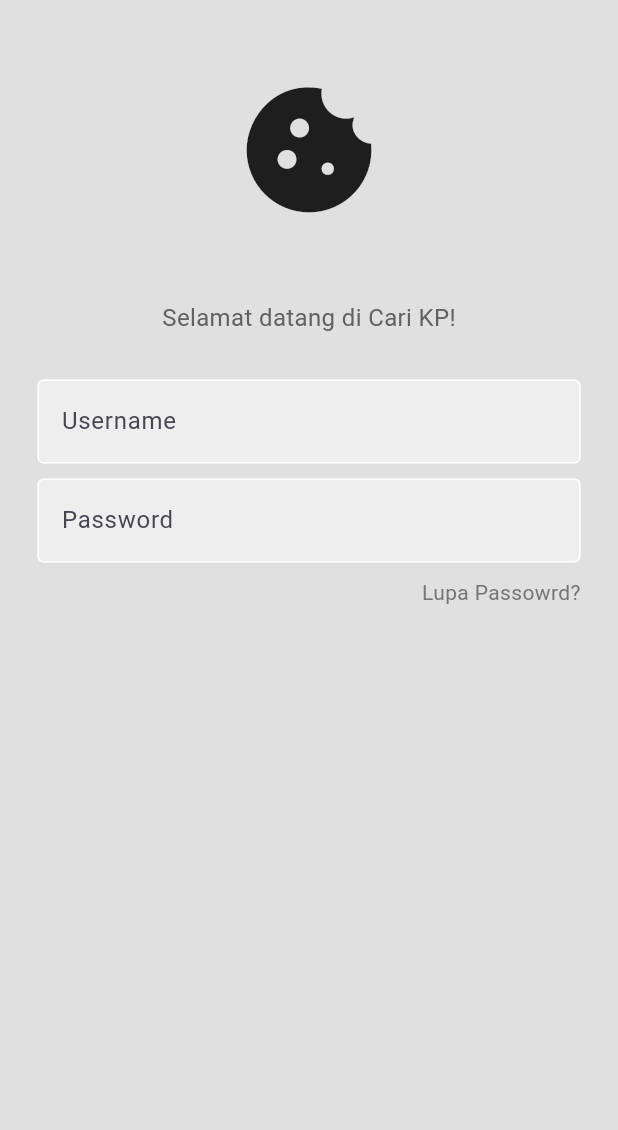
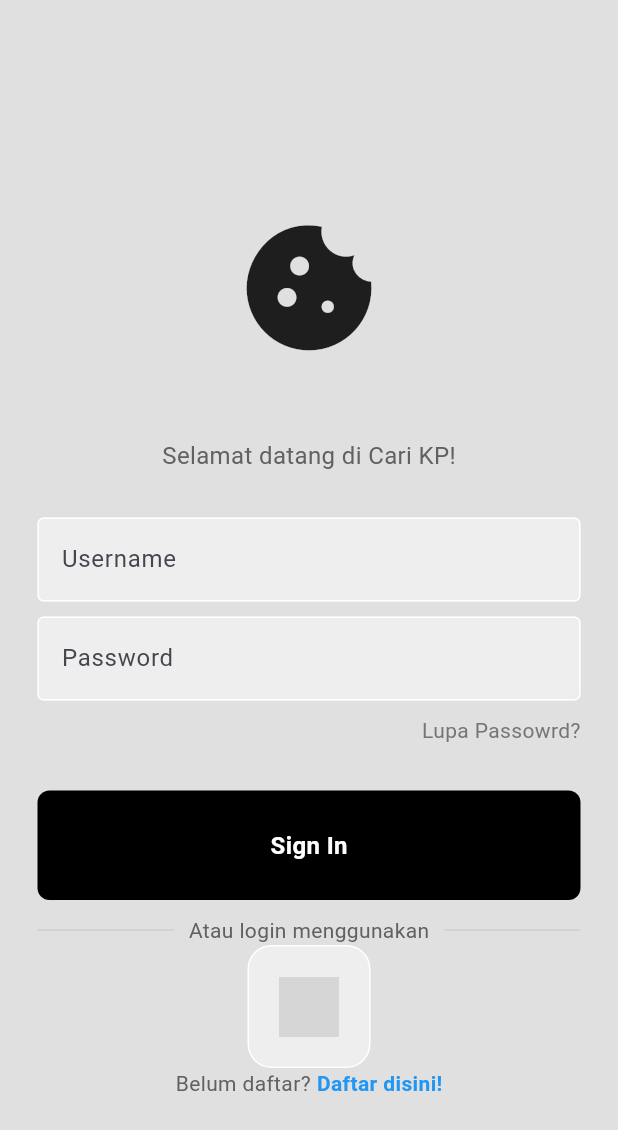
Before and after one commit to farrelfavian18/cari_kp, a Flutter app: the screen it shows after launch, on a phone screen of 412 x 824 dp. Shown: the top 1130 px of the screen. Run offline on Flutter 3.47's test engine with Material 3 defaults, Android fonts, the light colour scheme and no system bars; grey boxes are pictures that could not be loaded.

Commit message:
UI LOGIN DONE
gg

```diff
--- /dev/null
+++ b/lib/components/my_button.dart
@@ -0,0 +1,32 @@
+import 'package:flutter/material.dart';
+
+class MyButton extends StatelessWidget {
+  final Function()? onTap;
+
+  const MyButton({super.key, required this.onTap});
+
+  @override
+  Widget build(BuildContext context) {
+    return GestureDetector(
+      onTap: onTap,
+      child: Container(
+        padding: const EdgeInsets.all(25),
+        margin: const EdgeInsets.symmetric(horizontal: 25),
+        decoration: BoxDecoration(
+          color: Colors.black,
+          borderRadius: BorderRadius.circular(8),
+        ),
+        child: const Center(
+          child: Text(
+            "Sign In",
+            style: TextStyle(
+              color: Colors.white,
+              fontWeight: FontWeight.bold,
+              fontSize: 16,
+            ),
+          ),
+        ),
+      ),
+    );
+  }
+}
--- /dev/null
+++ b/lib/components/square_button.dart
@@ -0,0 +1,23 @@
+import "package:flutter/material.dart";
+
+class SquareButton extends StatelessWidget {
+  final String imagePath;
+
+  const SquareButton({super.key, required this.imagePath});
+
+  @override
+  Widget build(BuildContext context) {
+    return Container(
+      padding: EdgeInsets.all(20),
+      decoration: BoxDecoration(
+        border: Border.all(color: Colors.white),
+        borderRadius: BorderRadius.circular(16),
+        color: Colors.grey[200],
+      ),
+      child: Image.asset(
+        imagePath,
+        height: 40,
+      ),
+    );
+  }
+}
--- a/lib/pages/login_page.dart
+++ b/lib/pages/login_page.dart
@@ -1,4 +1,6 @@
 import 'package:cari_kp/components/my_textfield.dart';
+import 'package:cari_kp/components/my_button.dart';
+import 'package:cari_kp/components/square_button.dart';
 import 'package:flutter/material.dart';
 
 class LoginPage extends StatelessWidget {
@@ -8,6 +10,9 @@ class LoginPage extends StatelessWidget {
   final usernameController = TextEditingController();
   final passwordController = TextEditingController();
 
+  //method sign in
+  void signUserIn() {}
+
   @override
   Widget build(BuildContext context) {
     return Scaffold(
@@ -15,6 +20,7 @@ class LoginPage extends StatelessWidget {
       body: SafeArea(
         child: Center(
           child: Column(
+            mainAxisAlignment: MainAxisAlignment.center,
             children: [
               const SizedBox(
                 height: 50,
@@ -70,12 +76,66 @@ class LoginPage extends StatelessWidget {
 
               const SizedBox(height: 30),
               //TODO tombol sign in
+              MyButton(
+                onTap: signUserIn,
+              ),
+
+              const SizedBox(height: 10),
 
               //TODO continue with ->
+              Padding(
+                padding: const EdgeInsets.symmetric(horizontal: 25.0),
+                child: Row(
+                  children: [
+                    Expanded(
+                      child: Divider(
+                        thickness: 0.5,
+                        color: Colors.grey[400],
+                      ),
+                    ),
+                    Padding(
+                      padding: const EdgeInsets.symmetric(horizontal: 10.0),
+                      child: Text(
+                        "Atau login menggunakan",
+                        style: TextStyle(color: Colors.grey[700]),
+                      ),
+                    ),
+                    Expanded(
+                      child: Divider(
+                        thickness: 0.5,
+                        color: Colors.grey[400],
+                      ),
+                    ),
+                  ],
+                ),
+              ),
+              const SizedBox(width: 80),
 
               //TODO google sign in buttons
+              const Row(
+                mainAxisAlignment: MainAxisAlignment.center,
+                children: [
+                  //google image
+                  SquareButton(imagePath: 'lib/images/google.png')
+                ],
+              ),
 
-              //TODO Register???
+              //TODO Register??
+              Row(
+                mainAxisAlignment: MainAxisAlignment.center,
+                children: [
+                  Text(
+                    "Belum daftar?",
+                    style: TextStyle(color: Colors.grey[700]),
+                  ),
+                  const SizedBox(width: 4),
+                  const Text(
+                    "Daftar disini!",
+                    style: TextStyle(
+                        color: Colors.blue, fontWeight: FontWeight.bold),
+                  )
+                ],
+              )
             ],
           ),
         ),
```
